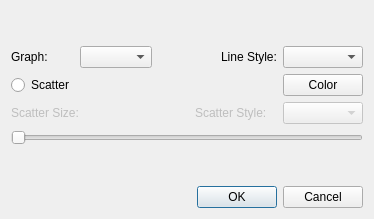
Before: the Qt Designer form customlinesdialog.ui in bmouraz/QoS_trace, drawn with Qt 5.
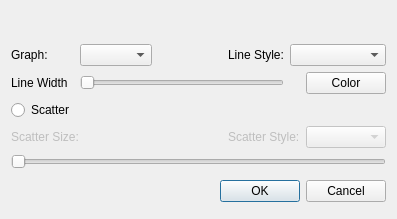
After: the same form once the commit is applied.

The edit to the form file:
```diff
--- a/customlinesdialog.ui
+++ b/customlinesdialog.ui
@@ -6,7 +6,7 @@
    <rect>
     <x>0</x>
     <y>0</y>
-    <width>374</width>
+    <width>397</width>
     <height>219</height>
    </rect>
   </property>
@@ -14,35 +14,6 @@
    <string>Dialog</string>
   </property>
   <layout class="QGridLayout" name="gridLayout">
-   <item row="1" column="3">
-    <spacer name="horizontalSpacer">
-     <property name="orientation">
-      <enum>Qt::Horizontal</enum>
-     </property>
-     <property name="sizeHint" stdset="0">
-      <size>
-       <width>40</width>
-       <height>20</height>
-      </size>
-     </property>
-    </spacer>
-   </item>
-   <item row="1" column="1">
-    <widget class="QComboBox" name="graph_Combo"/>
-   </item>
-   <item row="6" column="0">
-    <spacer name="verticalSpacer_2">
-     <property name="orientation">
-      <enum>Qt::Vertical</enum>
-     </property>
-     <property name="sizeHint" stdset="0">
-      <size>
-       <width>20</width>
-       <height>40</height>
-      </size>
-     </property>
-    </spacer>
-   </item>
    <item row="0" column="4">
     <spacer name="verticalSpacer">
      <property name="orientation">
@@ -56,22 +27,6 @@
      </property>
     </spacer>
    </item>
-   <item row="1" column="2">
-    <spacer name="horizontalSpacer_2">
-     <property name="orientation">
-      <enum>Qt::Horizontal</enum>
-     </property>
-     <property name="sizeHint" stdset="0">
-      <size>
-       <width>40</width>
-       <height>20</height>
-      </size>
-     </property>
-    </spacer>
-   </item>
-   <item row="1" column="7">
-    <widget class="QComboBox" name="Line_Combo"/>
-   </item>
    <item row="1" column="0">
     <widget class="QLabel" name="graph_Label">
      <property name="text">
@@ -79,13 +34,70 @@
      </property>
     </widget>
    </item>
-   <item row="5" column="0" colspan="8">
-    <widget class="QSlider" name="scatter_Slider">
-     <property name="enabled">
-      <bool>false</bool>
+   <item row="1" column="1">
+    <widget class="QComboBox" name="graph_Combo"/>
+   </item>
+   <item row="1" column="2">
+    <spacer name="horizontalSpacer_2">
+     <property name="orientation">
+      <enum>Qt::Horizontal</enum>
      </property>
+     <property name="sizeHint" stdset="0">
+      <size>
+       <width>40</width>
+       <height>20</height>
+      </size>
+     </property>
+    </spacer>
+   </item>
+   <item row="1" column="3">
+    <spacer name="horizontalSpacer">
      <property name="orientation">
       <enum>Qt::Horizontal</enum>
+     </property>
+     <property name="sizeHint" stdset="0">
+      <size>
+       <width>40</width>
+       <height>20</height>
+      </size>
+     </property>
+    </spacer>
+   </item>
+   <item row="1" column="4">
+    <widget class="QLabel" name="line_Label">
+     <property name="text">
+      <string>Line Style:</string>
+     </property>
+    </widget>
+   </item>
+   <item row="1" column="5" colspan="2">
+    <widget class="QComboBox" name="Line_Combo"/>
+   </item>
+   <item row="2" column="0">
+    <widget class="QLabel" name="label">
+     <property name="text">
+      <string>Line Width</string>
+     </property>
+    </widget>
+   </item>
+   <item row="2" column="1" colspan="4">
+    <widget class="QSlider" name="linewidthSlider">
+     <property name="orientation">
+      <enum>Qt::Horizontal</enum>
+     </property>
+    </widget>
+   </item>
+   <item row="2" column="6">
+    <widget class="QPushButton" name="color_Button">
+     <property name="text">
+      <string>Color</string>
+     </property>
+    </widget>
+   </item>
+   <item row="3" column="0">
+    <widget class="QRadioButton" name="radioButton">
+     <property name="text">
+      <string>Scatter</string>
      </property>
     </widget>
    </item>
@@ -99,40 +111,6 @@
      </property>
     </widget>
    </item>
-   <item row="3" column="5">
-    <spacer name="horizontalSpacer_3">
-     <property name="orientation">
-      <enum>Qt::Horizontal</enum>
-     </property>
-     <property name="sizeHint" stdset="0">
-      <size>
-       <width>40</width>
-       <height>20</height>
-      </size>
-     </property>
-    </spacer>
-   </item>
-   <item row="3" column="7">
-    <widget class="QPushButton" name="color_Button">
-     <property name="text">
-      <string>Color</string>
-     </property>
-    </widget>
-   </item>
-   <item row="1" column="5" colspan="2">
-    <widget class="QLabel" name="line_Label">
-     <property name="text">
-      <string>Line Style:</string>
-     </property>
-    </widget>
-   </item>
-   <item row="4" column="7">
-    <widget class="QComboBox" name="scatter_Combo">
-     <property name="enabled">
-      <bool>false</bool>
-     </property>
-    </widget>
-   </item>
    <item row="4" column="4" colspan="2">
     <widget class="QLabel" name="sstyle_Label">
      <property name="enabled">
@@ -143,14 +121,37 @@
      </property>
     </widget>
    </item>
-   <item row="3" column="0">
-    <widget class="QRadioButton" name="radioButton">
-     <property name="text">
-      <string>Scatter</string>
+   <item row="4" column="6">
+    <widget class="QComboBox" name="scatter_Combo">
+     <property name="enabled">
+      <bool>false</bool>
      </property>
     </widget>
    </item>
-   <item row="7" column="2" colspan="6">
+   <item row="5" column="0" colspan="7">
+    <widget class="QSlider" name="scatter_Slider">
+     <property name="enabled">
+      <bool>false</bool>
+     </property>
+     <property name="orientation">
+      <enum>Qt::Horizontal</enum>
+     </property>
+    </widget>
+   </item>
+   <item row="6" column="0">
+    <spacer name="verticalSpacer_2">
+     <property name="orientation">
+      <enum>Qt::Vertical</enum>
+     </property>
+     <property name="sizeHint" stdset="0">
+      <size>
+       <width>20</width>
+       <height>40</height>
+      </size>
+     </property>
+    </spacer>
+   </item>
+   <item row="6" column="2" colspan="5">
     <widget class="QDialogButtonBox" name="ok_cancel_apply_buttons">
      <property name="standardButtons">
       <set>QDialogButtonBox::Cancel|QDialogButtonBox::Ok</set>
```
